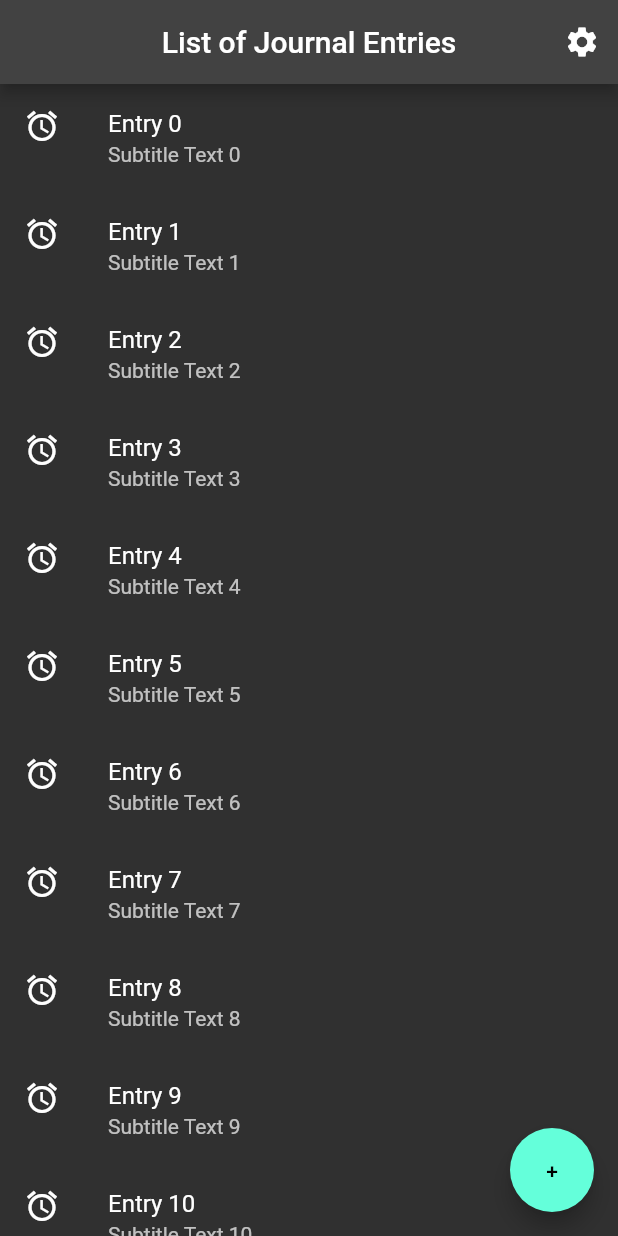
After one commit to lmoyle1989/my_journal, a Flutter app: the screen it shows after launch, on a phone screen of 412 x 824 dp. The commit adds this screen. Run offline on Flutter 3.47's test engine with Material 2 defaults, Android fonts, the phone set to English and light mode, and no system bars.

Commit message:
added layout builder for dual view

```diff
--- a/lib/app.dart
+++ b/lib/app.dart
@@ -1,13 +1,13 @@
 import 'package:flutter/material.dart';
 import 'package:my_journal/screens/new_entry_screen.dart';
-import 'package:my_journal/screens/journal_list_screen.dart';
+import 'package:my_journal/screens/home_screen.dart';
 
 class App extends StatelessWidget {
   const App({Key? key, required this.title}) : super(key: key);
 
   final String title;
   static final routes = {
-    JournalListScreen.routeName: (context) => JournalListScreen(),
+    HomeScreen.routeName: (context) => HomeScreen(),
     NewEntryScreen.routeName: (context) => NewEntryScreen(),
   };
 
--- a/lib/screens/journal_list_screen.dart
+++ b/lib/screens/home_screen.dart
@@ -1,30 +1,21 @@
 import 'package:flutter/material.dart';
-import 'package:my_journal/components/list_entry.dart';
+import 'package:my_journal/screens/list_view_screen.dart';
 import 'package:my_journal/components/journal_scaffold.dart';
+import 'master_detail_view.dart';
 import 'new_entry_screen.dart';
 
-class JournalListScreen extends StatelessWidget {
-  JournalListScreen({Key? key}) : super(key: key);
+class HomeScreen extends StatelessWidget {
+  HomeScreen({Key? key}) : super(key: key);
 
   static const String routeName = '/';
-
-  final items = List<Map<String, String>>.generate(100, (i) {
-    return {'title': "Entry $i", 'subtitle': "Subtitle Text $i"};
-  });
 
   @override
   Widget build(BuildContext context) {
     return JournalScaffold(
       title: "List of Journal Entries",
       actionButton: newEntryButton(context),
-      body: ListView.builder(
-          itemCount: items.length,
-          itemBuilder: (context, index) {
-            return ListEntry(
-              title: items[index]['title'],
-              subtitle: items[index]['subtitle'],
-            );
-          }),
+      body: ListViewScreen(),
+      horizontalBody: const MasterDetailScreen(),
     );
   }
 
--- /dev/null
+++ b/lib/screens/list_view_screen.dart
@@ -0,0 +1,25 @@
+import 'package:flutter/material.dart';
+import 'package:my_journal/components/list_entry.dart';
+
+class ListViewScreen extends StatelessWidget {
+  ListViewScreen({
+    Key? key,
+  }) : super(key: key);
+
+  final items = List<Map<String, String>>.generate(100, (i) {
+    return {'title': "Entry $i", 'subtitle': "Subtitle Text $i"};
+  });
+
+  @override
+  Widget build(BuildContext context) {
+    return ListView.builder(
+      itemCount: items.length,
+      itemBuilder: (context, index) {
+        return ListEntry(
+          title: items[index]['title'],
+          subtitle: items[index]['subtitle'],
+        );
+      },
+    );
+  }
+}
```
Also changed, not shown: lib/screens/master_detail_view.dart (+3 -4 lines).
